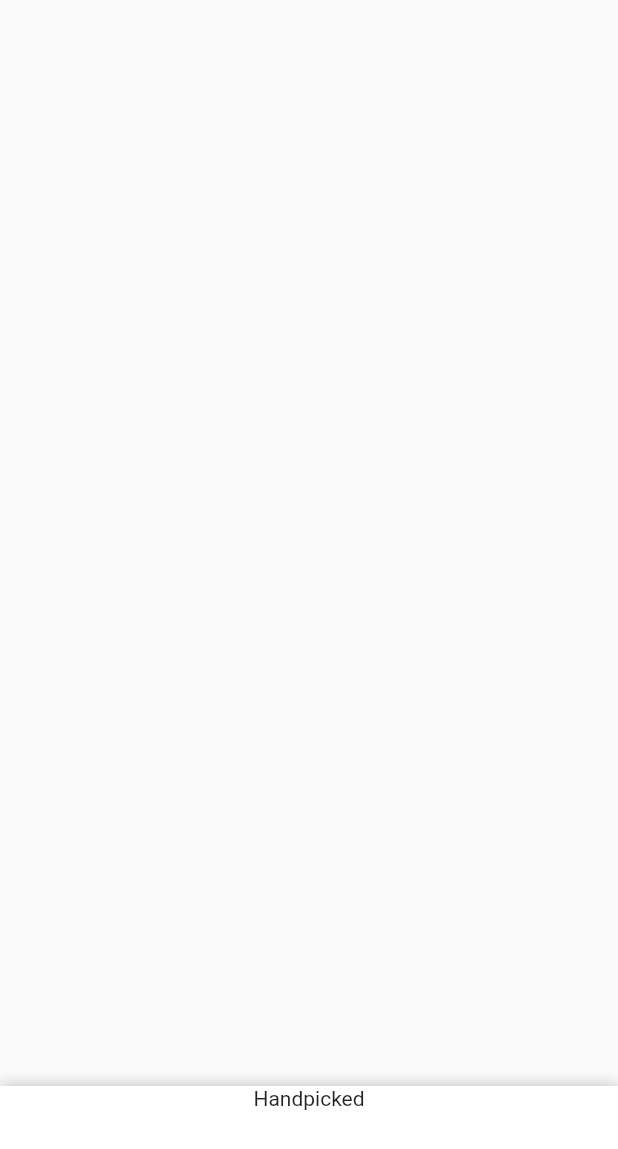
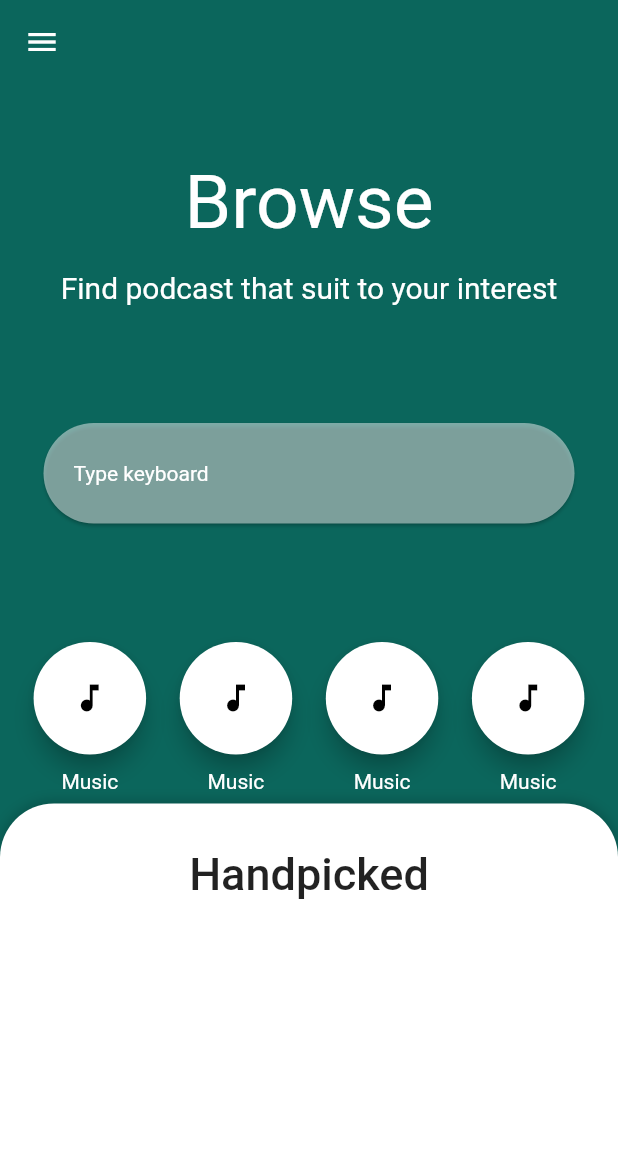
Before and after one commit to PDesire/dope_podcast, a Flutter app: the screen it shows after launch, on a phone screen of 412 x 824 dp. Shown: the top 1149 px of the screen. Run offline on Flutter 3.47's test engine with Material 2 defaults, Android fonts, the phone set to English and light mode, and no system bars; drawn by our look-alikes of sliding_up_panel.

Commit message:
Dope Home !!!

```diff
--- /dev/null
+++ b/lib/components/button_titled.dart
@@ -0,0 +1,42 @@
+import 'package:flutter/material.dart';
+
+class ButtonTitled extends StatelessWidget {
+  ButtonTitled({@required this.icon, @required this.title});
+
+  final IconData icon;
+  final String title;
+
+  @override
+  Widget build(BuildContext context) {
+    return Container(
+      child: new Column(
+        mainAxisAlignment: MainAxisAlignment.spaceAround,
+        crossAxisAlignment: CrossAxisAlignment.center,
+        children: <Widget>[
+          SizedBox(
+            height: 75,
+            width: 75,
+            child: FloatingActionButton(
+                backgroundColor: Colors.white,
+                child: Icon(
+                  icon, color: Colors.black,
+                ),
+                onPressed: () {
+
+                }
+            ),
+          ),
+          Container(
+            padding: EdgeInsets.only(top: 10),
+            child: new Text(
+                title,
+                style: new TextStyle(
+                  color: Colors.white
+                ),
+            ),
+          )
+        ],
+      ),
+    );
+  }
+}
--- a/lib/main.dart
+++ b/lib/main.dart
@@ -50,6 +50,17 @@ class _MyHomePageState extends State<MyHomePage> {
   @override
   Widget build(BuildContext context) {
     return Scaffold(
+      backgroundColor: Color(0xff0b665c),
+      appBar: AppBar(
+        backgroundColor: Colors.transparent,
+        elevation: 0,
+        leading: IconButton(
+            icon: new Icon(Icons.menu),
+            onPressed: () {
+
+            }
+        ),
+      ),
       body: new HomePage()
     );
   }
--- a/lib/pages/home.dart
+++ b/lib/pages/home.dart
@@ -1,5 +1,6 @@
 import 'package:flutter/material.dart';
 import 'package:sliding_up_panel/sliding_up_panel.dart';
+import 'package:dope_podcast/components/button_titled.dart';
 
 class HomePage extends StatefulWidget {
   @override
@@ -7,22 +8,114 @@ class HomePage extends StatefulWidget {
 }
 
 class _HomePageState extends State<HomePage> {
+  BorderRadiusGeometry radius = BorderRadius.only(
+    topLeft: Radius.circular(36.0),
+    topRight: Radius.circular(36.0),
+  );
+
+
   @override
   Widget build(BuildContext context) {
     return new Container(
       child: SlidingUpPanel(
+          parallaxEnabled: true,
+          parallaxOffset: .5,
+          minHeight: MediaQuery.of(context).size.height * 0.35,
+          borderRadius: radius,
           panel: new Center(
             child: new Column(
               mainAxisAlignment: MainAxisAlignment.start,
               crossAxisAlignment: CrossAxisAlignment.center,
               children: <Widget>[
-                new Text("Handpicked")
+                new SizedBox(
+                  height: 30,
+                ),
+                new Text(
+                    "Handpicked",
+                    style: new TextStyle(
+                      fontSize: 30,
+                      fontWeight: FontWeight.w500
+                    ),
+                )
               ],
             ),
           ),
           body: new Center(
             child: new Column(
-
+              children: <Widget>[
+                new SizedBox(
+                  height: 50
+                ),
+                new Text(
+                    "Browse",
+                    style: new TextStyle(
+                      fontSize: 50,
+                      color: Colors.white
+                    ),
+                ),
+                new SizedBox(
+                    height: 15
+                ),
+                new Text(
+                    "Find podcast that suit to your interest",
+                    style: new TextStyle(
+                        fontSize: 20,
+                        color: Colors.white
+                    ),
+                ),
+                new SizedBox(
+                    height: 75
+                ),
+                Container(
+                  height: 75,
+                  padding: EdgeInsets.fromLTRB(25, 0, 25, 0),
+                  child: new Card(
+                    shape: StadiumBorder(
+                      side: BorderSide(
+                        color: Colors.transparent
+                      )
+                    ),
+                    color: Colors.white.withAlpha(120),
+                    child: new SizedBox.expand(
+                      child: Container(
+                          alignment: Alignment.centerLeft,
+                          padding: EdgeInsets.only(left: 20),
+                          child: new Text(
+                              "Type keyboard",
+                              style: new TextStyle(
+                                color: Colors.white
+                              ),
+                          )
+                      ),
+                    ),
+                  ),
+                ),
+                new SizedBox(
+                    height: 75
+                ),
+                new Row(
+                  mainAxisAlignment: MainAxisAlignment.spaceEvenly,
+                  crossAxisAlignment: CrossAxisAlignment.center,
+                  children: <Widget>[
+                      ButtonTitled(
+                        icon: Icons.music_note,
+                        title: "Music",
+                      ),
+                      ButtonTitled(
+                        icon: Icons.music_note,
+                        title: "Music",
+                      ),
+                      ButtonTitled(
+                        icon: Icons.music_note,
+                        title: "Music",
+                      ),
+                      ButtonTitled(
+                        icon: Icons.music_note,
+                        title: "Music",
+                      )
+                  ],
+                )
+              ],
             ),
           ),
       ),
```
